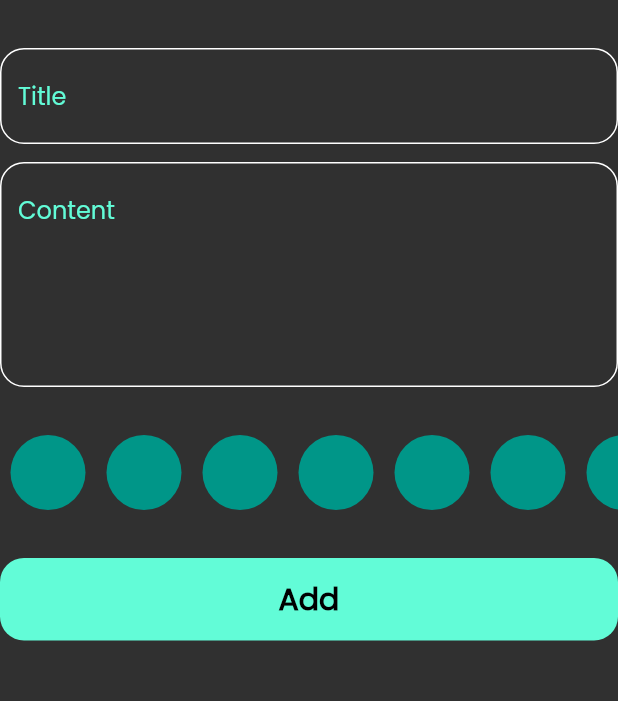
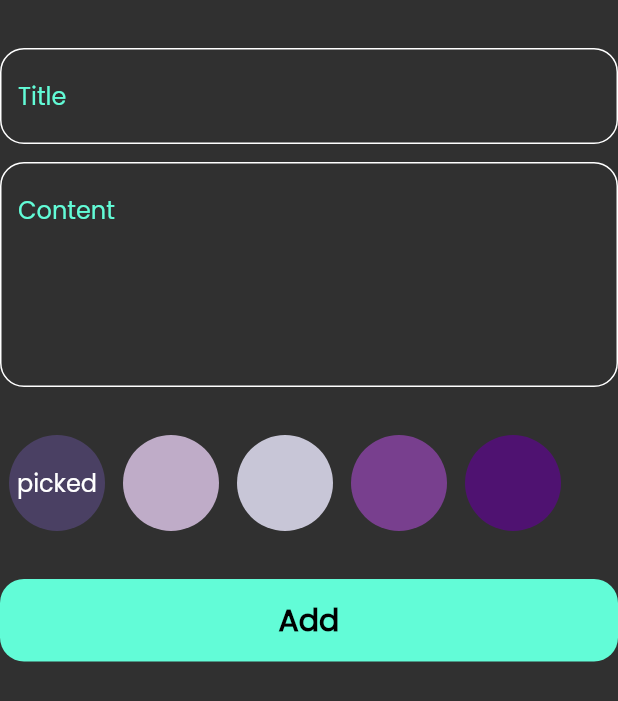
Before and after one commit to IbrahimMarey/notes_app, a Flutter app: the AddNoteForm widget shown alone on an empty page, opened directly, on a phone screen of 412 x 824 dp. Shown: the top 701 px of the screen. Run offline on Flutter 3.47's test engine with Material 2 defaults, Android fonts, the phone set to English and light mode, and no system bars; our stand-ins replace flutter_bloc, fluttertoast, font_awesome_flutter, hive, hive_flutter, modal_progress_hud_nsn; accounts and stored records are empty.

Commit message:
create colors list

```diff
--- a/lib/views/widgets/add_note_form.dart
+++ b/lib/views/widgets/add_note_form.dart
@@ -49,9 +49,7 @@ class _AddNoteFormState extends State<AddNoteForm> {
           const SizedBox(
             height: 32,
           ),
-          SizedBox(
-            height: 50,
-              child: ColorsListView()),
+          const ColorsListView(),
           const SizedBox(
             height: 32,
           ),
--- a/lib/views/widgets/color_item.dart
+++ b/lib/views/widgets/color_item.dart
@@ -1,13 +1,19 @@
 import 'package:flutter/material.dart';
 
 class ColorItem extends StatelessWidget {
-  const ColorItem({Key? key}) : super(key: key);
+  const ColorItem({Key? key, required this.isActive, required this.color}) : super(key: key);
 
+  final bool isActive;
+  final Color color;
   @override
   Widget build(BuildContext context) {
-    return CircleAvatar(
+    return isActive?  CircleAvatar(
       radius: 32,
-      backgroundColor: Colors.teal,
+      backgroundColor: color,
+      child: const Text('picked',style: TextStyle(color: Colors.white),),
+    ):   CircleAvatar(
+      radius: 32,
+      backgroundColor: color,
     );
   }
 }
--- a/lib/views/widgets/colors_list_view.dart
+++ b/lib/views/widgets/colors_list_view.dart
@@ -1,15 +1,47 @@
 import 'package:flutter/material.dart';
 import 'package:notes_app/views/widgets/color_item.dart';
 
-class ColorsListView extends StatelessWidget {
+class ColorsListView extends StatefulWidget {
   const ColorsListView({Key? key}) : super(key: key);
 
   @override
+  State<ColorsListView> createState() => _ColorsListViewState();
+}
+
+class _ColorsListViewState extends State<ColorsListView> {
+
+  int currentIndex =0;
+
+  List<Color> colors = [
+    Color(0xFF4A4063),
+    Color(0xFFBFACC8),
+    Color(0xFFC8C6D7),
+    Color(0xFF783F8E),
+    Color(0xFF4F1271),
+  ];
+  @override
   Widget build(BuildContext context) {
-    return  ListView.builder(
-      scrollDirection: Axis.horizontal,
-      itemBuilder: (context, index) =>
-        ColorItem(),
+    return  SizedBox(
+      height: 32*2,
+      child: ListView.builder(
+        itemCount: colors.length,
+        scrollDirection: Axis.horizontal,
+        itemBuilder: (context, index) =>
+          Padding(
+            padding: const EdgeInsets.symmetric(horizontal: 6.0),
+            child: GestureDetector(
+              onTap: (){
+                currentIndex = index;
+                setState(() {
+
+                });
+              },
+              child: ColorItem(
+                isActive: currentIndex== index, color: colors[index],
+              ),
+            ),
+          ),
+      ),
     );
   }
 }
```
